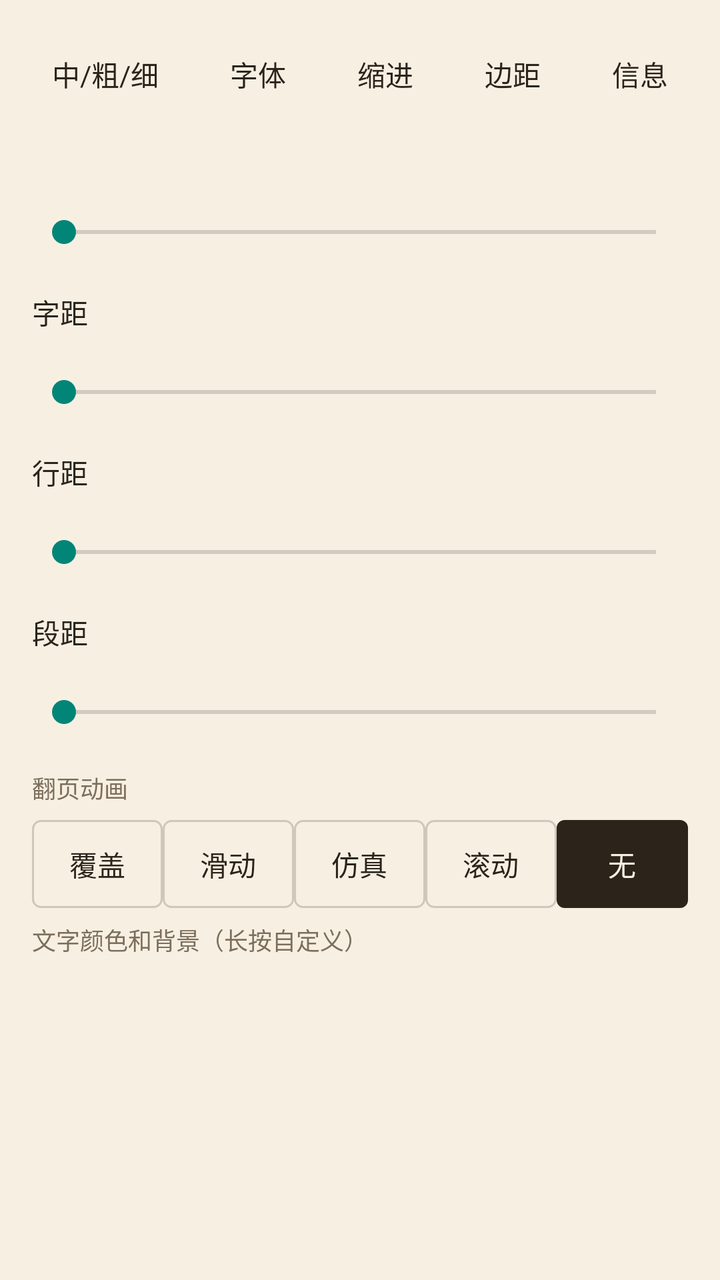
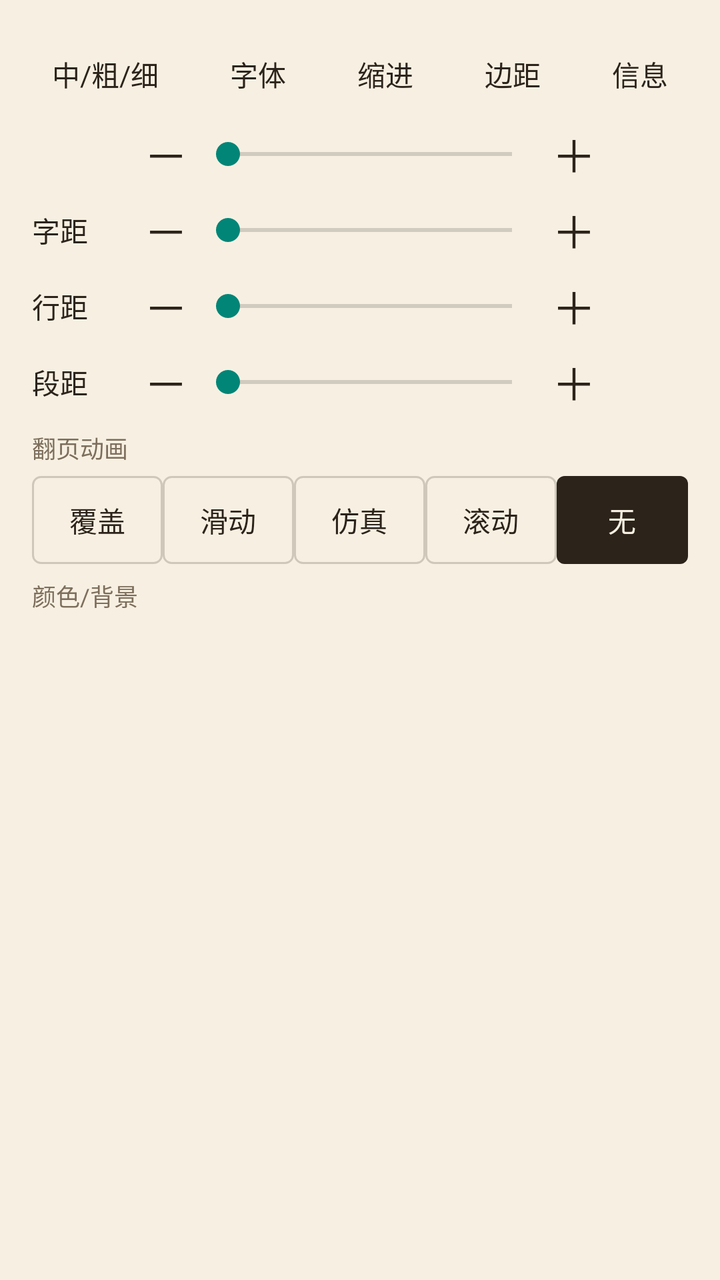

Before-and-after screenshots of an Android layout around one commit, followed by the original layout XML and the change that was made.
<!-- AndroidManifest.xml: application theme Theme.Tset -->
<!-- res/layout/dialog_m9_read_style.xml -->
<?xml version="1.0" encoding="utf-8"?>
<ScrollView xmlns:android="http://schemas.android.com/apk/res/android"
    android:layout_width="match_parent"
    android:layout_height="wrap_content"
    android:background="@drawable/reader_menu_panel_bg">

    <LinearLayout
        android:id="@+id/style_root"
        android:layout_width="match_parent"
        android:layout_height="wrap_content"
        android:orientation="vertical"
        android:paddingStart="16dp"
        android:paddingTop="16dp"
        android:paddingEnd="16dp"
        android:paddingBottom="16dp">

        <LinearLayout
            android:layout_width="match_parent"
            android:layout_height="42dp"
            android:gravity="center_vertical"
            android:orientation="horizontal">

            <TextView
                android:id="@+id/style_weight"
                android:layout_width="wrap_content"
                android:layout_height="32dp"
                android:background="@drawable/reader_menu_touch"
                android:gravity="center"
                android:paddingStart="10dp"
                android:paddingEnd="10dp"
                android:text="@string/reader_style_font_weight_text"
                android:textColor="#2C241B"
                android:textSize="14sp" />

            <Space
                android:layout_width="0dp"
                android:layout_height="1dp"
                android:layout_weight="1" />

            <TextView
                android:id="@+id/style_font"
                android:layout_width="wrap_content"
                android:layout_height="32dp"
                android:background="@drawable/reader_menu_touch"
                android:gravity="center"
                android:paddingStart="10dp"
                android:paddingEnd="10dp"
                android:text="@string/reader_style_font"
                android:textColor="#2C241B"
                android:textSize="14sp" />

            <Space
                android:layout_width="0dp"
                android:layout_height="1dp"
                android:layout_weight="1" />

            <TextView
                android:id="@+id/style_indent"
                android:layout_width="wrap_content"
                android:layout_height="32dp"
                android:background="@drawable/reader_menu_touch"
                android:gravity="center"
                android:paddingStart="10dp"
                android:paddingEnd="10dp"
                android:text="@string/reader_style_indent"
                android:textColor="#2C241B"
                android:textSize="14sp" />

            <Space
                android:layout_width="0dp"
                android:layout_height="1dp"
                android:layout_weight="1" />

            <TextView
                android:id="@+id/style_padding"
                android:layout_width="wrap_content"
                android:layout_height="32dp"
                android:background="@drawable/reader_menu_touch"
                android:gravity="center"
                android:paddingStart="10dp"
                android:paddingEnd="10dp"
                android:text="@string/reader_style_padding"
                android:textColor="#2C241B"
                android:textSize="14sp" />

            <Space
                android:layout_width="0dp"
                android:layout_height="1dp"
                android:layout_weight="1" />

            <TextView
                android:id="@+id/style_info"
                android:layout_width="wrap_content"
                android:layout_height="32dp"
                android:background="@drawable/reader_menu_touch"
                android:gravity="center"
                android:paddingStart="10dp"
                android:paddingEnd="10dp"
                android:text="@string/reader_style_info"
                android:textColor="#2C241B"
                android:textSize="14sp" />
        </LinearLayout>

        <TextView
            android:id="@+id/style_text_size_label"
            android:layout_width="match_parent"
            android:layout_height="36dp"
            android:gravity="center_vertical"
            android:textColor="#2C241B"
            android:textSize="14sp" />

        <SeekBar
            android:id="@+id/style_text_size"
            android:layout_width="match_parent"
            android:layout_height="44dp"
            android:max="30" />

        <TextView
            android:id="@+id/style_letter_label"
            android:layout_width="match_parent"
            android:layout_height="36dp"
            android:gravity="center_vertical"
            android:text="@string/reader_style_letter_spacing"
            android:textColor="#2C241B"
            android:textSize="14sp" />

        <SeekBar
            android:id="@+id/style_letter_size"
            android:layout_width="match_parent"
            android:layout_height="44dp"
            android:max="100" />

        <TextView
            android:id="@+id/style_line_label"
            android:layout_width="match_parent"
            android:layout_height="36dp"
            android:gravity="center_vertical"
            android:text="@string/reader_style_line_spacing"
            android:textColor="#2C241B"
            android:textSize="14sp" />

        <SeekBar
            android:id="@+id/style_line_size"
            android:layout_width="match_parent"
            android:layout_height="44dp"
            android:max="28" />

        <TextView
            android:id="@+id/style_paragraph_label"
            android:layout_width="match_parent"
            android:layout_height="36dp"
            android:gravity="center_vertical"
            android:text="@string/reader_style_paragraph_spacing"
            android:textColor="#2C241B"
            android:textSize="14sp" />

        <SeekBar
            android:id="@+id/style_paragraph_size"
            android:layout_width="match_parent"
            android:layout_height="44dp"
            android:max="32" />

        <TextView
            android:layout_width="match_parent"
            android:layout_height="32dp"
            android:gravity="center_vertical"
            android:text="@string/reader_style_page_anim"
            android:textColor="#7D6E5C"
            android:textSize="12sp" />

        <RadioGroup
            android:id="@+id/style_page_anim"
            android:layout_width="match_parent"
            android:layout_height="44dp"
            android:orientation="horizontal">

            <RadioButton
                android:id="@+id/style_anim_cover"
                android:layout_width="0dp"
                android:layout_height="match_parent"
                android:layout_weight="1"
                android:background="@drawable/reader_segment_button"
                android:button="@null"
                android:gravity="center"
                android:text="@string/reader_style_anim_cover"
                android:textColor="@color/reader_segment_text" />

            <RadioButton
                android:id="@+id/style_anim_slide"
                android:layout_width="0dp"
                android:layout_height="match_parent"
                android:layout_weight="1"
                android:background="@drawable/reader_segment_button"
                android:button="@null"
                android:gravity="center"
                android:text="@string/reader_style_anim_slide"
                android:textColor="@color/reader_segment_text" />

            <RadioButton
                android:id="@+id/style_anim_simulation"
                android:layout_width="0dp"
                android:layout_height="match_parent"
                android:layout_weight="1"
                android:background="@drawable/reader_segment_button"
                android:button="@null"
                android:gravity="center"
                android:text="@string/reader_style_anim_simulation"
                android:textColor="@color/reader_segment_text" />

            <RadioButton
                android:id="@+id/style_anim_scroll"
                android:layout_width="0dp"
                android:layout_height="match_parent"
                android:layout_weight="1"
                android:background="@drawable/reader_segment_button"
                android:button="@null"
                android:gravity="center"
                android:text="@string/reader_style_anim_scroll"
                android:textColor="@color/reader_segment_text" />

            <RadioButton
                android:id="@+id/style_anim_none"
                android:layout_width="0dp"
                android:layout_height="match_parent"
                android:layout_weight="1"
                android:background="@drawable/reader_segment_button"
                android:button="@null"
                android:checked="true"
                android:gravity="center"
                android:text="@string/reader_style_anim_none"
                android:textColor="@color/reader_segment_text" />
        </RadioGroup>

        <TextView
            android:layout_width="match_parent"
            android:layout_height="32dp"
            android:gravity="center_vertical"
            android:text="@string/reader_style_color_background"
            android:textColor="#7D6E5C"
            android:textSize="12sp" />

        <HorizontalScrollView
            android:layout_width="match_parent"
            android:layout_height="54dp"
            android:overScrollMode="never"
            android:scrollbars="none">

            <LinearLayout
                android:id="@+id/style_color_row"
                android:layout_width="wrap_content"
                android:layout_height="match_parent"
                android:gravity="center_vertical"
                android:orientation="horizontal" />
        </HorizontalScrollView>
    </LinearLayout>
</ScrollView>
<!-- resources referenced by this layout -->
<resources>
  <!-- drawable reader_menu_panel_bg (drawable) -->
  <?xml version="1.0" encoding="utf-8"?>
  <shape xmlns:android="http://schemas.android.com/apk/res/android">
      <solid android:color="#F7F0E2" />
  </shape>
  <!-- drawable reader_menu_touch (drawable) -->
  <?xml version="1.0" encoding="utf-8"?>
  <selector xmlns:android="http://schemas.android.com/apk/res/android">
      <item android:state_pressed="true">
          <shape>
              <solid android:color="#22000000" />
          </shape>
      </item>
      <item android:drawable="@android:color/transparent" />
  </selector>
  <!-- drawable reader_segment_button (drawable) -->
  <?xml version="1.0" encoding="utf-8"?>
  <selector xmlns:android="http://schemas.android.com/apk/res/android">
      <item android:state_checked="true">
          <shape>
              <corners android:radius="4dp" />
              <solid android:color="#2C241B" />
          </shape>
      </item>
      <item android:state_pressed="true">
          <shape>
              <corners android:radius="4dp" />
              <solid android:color="#22000000" />
          </shape>
      </item>
      <item>
          <shape>
              <corners android:radius="4dp" />
              <solid android:color="@android:color/transparent" />
              <stroke
                  android:width="1dp"
                  android:color="#332C241B" />
          </shape>
      </item>
  </selector>
  <string name="reader_style_anim_cover">覆盖</string>
  <string name="reader_style_anim_none">无</string>
  <string name="reader_style_anim_scroll">滚动</string>
  <string name="reader_style_anim_simulation">仿真</string>
  <string name="reader_style_anim_slide">滑动</string>
  <string name="reader_style_color_background">文字颜色和背景（长按自定义）</string>
  <string name="reader_style_font">字体</string>
  <string name="reader_style_font_weight_text">中/粗/细</string>
  <string name="reader_style_indent">缩进</string>
  <string name="reader_style_info">信息</string>
  <string name="reader_style_letter_spacing">字距</string>
  <string name="reader_style_line_spacing">行距</string>
  <string name="reader_style_padding">边距</string>
  <string name="reader_style_page_anim">翻页动画</string>
  <string name="reader_style_paragraph_spacing">段距</string>
  <style name="Theme.Tset" parent="Theme.AppCompat.DayNight.NoActionBar" />
</resources>

<!-- the commit's change to res/layout/dialog_m9_read_style.xml (unified diff, before → after) -->
@@ -101,68 +101,216 @@
                 android:textSize="14sp" />
         </LinearLayout>
 
+        <LinearLayout
+            android:layout_width="match_parent"
+            android:layout_height="38dp"
+            android:gravity="center_vertical"
+            android:orientation="horizontal">
+
+            <TextView
+                android:id="@+id/style_text_size_label"
+                android:layout_width="52dp"
+                android:layout_height="wrap_content"
+                android:singleLine="true"
+                android:textColor="#2C241B"
+                android:textSize="14sp" />
+
+            <TextView
+                android:id="@+id/style_text_size_minus"
+                android:layout_width="30dp"
+                android:layout_height="match_parent"
+                android:background="@drawable/reader_menu_touch"
+                android:gravity="center"
+                android:text="－"
+                android:textColor="#2C241B"
+                android:textSize="22sp" />
+
+            <SeekBar
+                android:id="@+id/style_text_size"
+                android:layout_width="0dp"
+                android:layout_height="32dp"
+                android:layout_weight="1"
+                android:max="45" />
+
+            <TextView
+                android:id="@+id/style_text_size_plus"
+                android:layout_width="30dp"
+                android:layout_height="match_parent"
+                android:background="@drawable/reader_menu_touch"
+                android:gravity="center"
+                android:text="＋"
+                android:textColor="#2C241B"
+                android:textSize="22sp" />
+
+            <TextView
+                android:id="@+id/style_text_size_value"
+                android:layout_width="42dp"
+                android:layout_height="wrap_content"
+                android:gravity="end"
+                android:singleLine="true"
+                android:textColor="#2C241B"
+                android:textSize="14sp" />
+        </LinearLayout>
+
+        <LinearLayout
+            android:layout_width="match_parent"
+            android:layout_height="38dp"
+            android:gravity="center_vertical"
+            android:orientation="horizontal">
+
+            <TextView
+                android:id="@+id/style_letter_label"
+                android:layout_width="52dp"
+                android:layout_height="wrap_content"
+                android:singleLine="true"
+                android:text="@string/reader_style_letter_spacing"
+                android:textColor="#2C241B"
+                android:textSize="14sp" />
+
+            <TextView
+                android:id="@+id/style_letter_minus"
+                android:layout_width="30dp"
+                android:layout_height="match_parent"
+                android:background="@drawable/reader_menu_touch"
+                android:gravity="center"
+                android:text="－"
+                android:textColor="#2C241B"
+                android:textSize="22sp" />
+
+            <SeekBar
+                android:id="@+id/style_letter_size"
+                android:layout_width="0dp"
+                android:layout_height="32dp"
+                android:layout_weight="1"
+                android:max="100" />
+
+            <TextView
+                android:id="@+id/style_letter_plus"
+                android:layout_width="30dp"
+                android:layout_height="match_parent"
+                android:background="@drawable/reader_menu_touch"
+                android:gravity="center"
+                android:text="＋"
+                android:textColor="#2C241B"
+                android:textSize="22sp" />
+
+            <TextView
+                android:id="@+id/style_letter_value"
+                android:layout_width="42dp"
+                android:layout_height="wrap_content"
+                android:gravity="end"
+                android:singleLine="true"
+                android:textColor="#2C241B"
+                android:textSize="14sp" />
+        </LinearLayout>
+
+        <LinearLayout
+            android:layout_width="match_parent"
+            android:layout_height="38dp"
+            android:gravity="center_vertical"
+            android:orientation="horizontal">
+
+            <TextView
+                android:id="@+id/style_line_label"
+                android:layout_width="52dp"
+                android:layout_height="wrap_content"
+                android:singleLine="true"
+                android:text="@string/reader_style_line_spacing"
+                android:textColor="#2C241B"
+                android:textSize="14sp" />
+
+            <TextView
+                android:id="@+id/style_line_minus"
+                android:layout_width="30dp"
+                android:layout_height="match_parent"
+                android:background="@drawable/reader_menu_touch"
+                android:gravity="center"
+                android:text="－"
+                android:textColor="#2C241B"
+                android:textSize="22sp" />
+
+            <SeekBar
+                android:id="@+id/style_line_size"
+                android:layout_width="0dp"
+                android:layout_height="32dp"
+                android:layout_weight="1"
+                android:max="20" />
+
+            <TextView
+                android:id="@+id/style_line_plus"
+                android:layout_width="30dp"
+                android:layout_height="match_parent"
+                android:background="@drawable/reader_menu_touch"
+                android:gravity="center"
+                android:text="＋"
+                android:textColor="#2C241B"
+                android:textSize="22sp" />
+
+            <TextView
+                android:id="@+id/style_line_value"
+                android:layout_width="42dp"
+                android:layout_height="wrap_content"
+                android:gravity="end"
+                android:singleLine="true"
+                android:textColor="#2C241B"
+                android:textSize="14sp" />
+        </LinearLayout>
+
+        <LinearLayout
+            android:layout_width="match_parent"
+            android:layout_height="38dp"
+            android:gravity="center_vertical"
+            android:orientation="horizontal">
+
+            <TextView
+                android:id="@+id/style_paragraph_label"
+                android:layout_width="52dp"
+                android:layout_height="wrap_content"
+                android:singleLine="true"
+                android:text="@string/reader_style_paragraph_spacing"
+                android:textColor="#2C241B"
+                android:textSize="14sp" />
+
+            <TextView
+                android:id="@+id/style_paragraph_minus"
+                android:layout_width="30dp"
+                android:layout_height="match_parent"
+                android:background="@drawable/reader_menu_touch"
+                android:gravity="center"
+                android:text="－"
+                android:textColor="#2C241B"
+                android:textSize="22sp" />
+
+            <SeekBar
+                android:id="@+id/style_paragraph_size"
+                android:layout_width="0dp"
+                android:layout_height="32dp"
+                android:layout_weight="1"
+                android:max="20" />
+
+            <TextView
+                android:id="@+id/style_paragraph_plus"
+                android:layout_width="30dp"
+                android:layout_height="match_parent"
+                android:background="@drawable/reader_menu_touch"
+                android:gravity="center"
+                android:text="＋"
+                android:textColor="#2C241B"
+                android:textSize="22sp" />
+
+            <TextView
+                android:id="@+id/style_paragraph_value"
+                android:layout_width="42dp"
+                android:layout_height="wrap_content"
+                android:gravity="end"
+                android:singleLine="true"
+                android:textColor="#2C241B"
+                android:textSize="14sp" />
+        </LinearLayout>
+
         <TextView
-            android:id="@+id/style_text_size_label"
-            android:layout_width="match_parent"
-            android:layout_height="36dp"
-            android:gravity="center_vertical"
-            android:textColor="#2C241B"
-            android:textSize="14sp" />
-
-        <SeekBar
-            android:id="@+id/style_text_size"
-            android:layout_width="match_parent"
-            android:layout_height="44dp"
-            android:max="30" />
-
-        <TextView
-            android:id="@+id/style_letter_label"
-            android:layout_width="match_parent"
-            android:layout_height="36dp"
-            android:gravity="center_vertical"
-            android:text="@string/reader_style_letter_spacing"
-            android:textColor="#2C241B"
-            android:textSize="14sp" />
-
-        <SeekBar
-            android:id="@+id/style_letter_size"
-            android:layout_width="match_parent"
-            android:layout_height="44dp"
-            android:max="100" />
-
-        <TextView
-            android:id="@+id/style_line_label"
-            android:layout_width="match_parent"
-            android:layout_height="36dp"
-            android:gravity="center_vertical"
-            android:text="@string/reader_style_line_spacing"
-            android:textColor="#2C241B"
-            android:textSize="14sp" />
-
-        <SeekBar
-            android:id="@+id/style_line_size"
-            android:layout_width="match_parent"
-            android:layout_height="44dp"
-            android:max="28" />
-
-        <TextView
-            android:id="@+id/style_paragraph_label"
-            android:layout_width="match_parent"
-            android:layout_height="36dp"
-            android:gravity="center_vertical"
-            android:text="@string/reader_style_paragraph_spacing"
-            android:textColor="#2C241B"
-            android:textSize="14sp" />
-
-        <SeekBar
-            android:id="@+id/style_paragraph_size"
-            android:layout_width="match_parent"
-            android:layout_height="44dp"
-            android:max="32" />
-
-        <TextView
-            android:layout_width="match_parent"
-            android:layout_height="32dp"
+            android:layout_width="match_parent"
+            android:layout_height="28dp"
             android:gravity="center_vertical"
             android:text="@string/reader_style_page_anim"
             android:textColor="#7D6E5C"
<!-- resource entries referenced after the edit -->
@@ -45,7 +45,7 @@
   <string name="reader_style_anim_scroll">滚动</string>
   <string name="reader_style_anim_simulation">仿真</string>
   <string name="reader_style_anim_slide">滑动</string>
-  <string name="reader_style_color_background">文字颜色和背景（长按自定义）</string>
+  <string name="reader_style_color_background">颜色/背景</string>
   <string name="reader_style_font">字体</string>
   <string name="reader_style_font_weight_text">中/粗/细</string>
   <string name="reader_style_indent">缩进</string>
